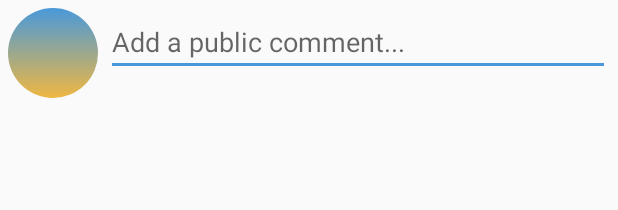
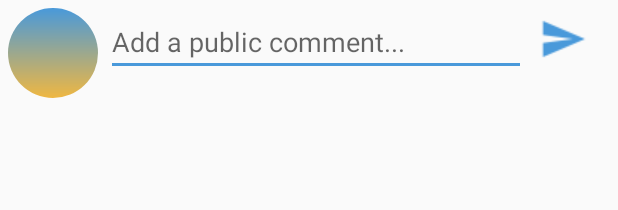
Before and after one commit to SomethingKindaWitty/FBU_Summer_Project, an Android app: the layout activity_comment.xml on its own in the app's theme, with its tools: preview values and no code run, on a phone screen of 412 x 824 dp. Shown: the top 210 px of the screen. Run offline under Robolectric (Android 15) with nearby library versions, the phone set to English and light mode, and no system bars.

Commit message:
Added send button

```diff
--- a/app/src/main/res/layout/activity_comment.xml
+++ b/app/src/main/res/layout/activity_comment.xml
@@ -17,11 +17,11 @@
 
     <EditText
         android:id="@+id/etComment"
-        android:layout_width="match_parent"
+        android:layout_width="280dp"
         android:layout_height="wrap_content"
         android:layout_alignParentTop="true"
+        android:layout_marginRight="5dp"
         android:layout_marginTop="5dp"
-        android:layout_marginRight="5dp"
         android:layout_toEndOf="@+id/tvProfileImage"
         android:ems="10"
         android:hint="Add a public comment..."
@@ -33,4 +33,16 @@
         android:layout_height="match_parent"
         android:layout_alignParentStart="true"
         android:layout_below="@+id/tvProfileImage" />
+
+    <ImageButton
+        android:id="@+id/ibSend"
+        android:layout_width="wrap_content"
+        android:layout_height="wrap_content"
+        android:layout_alignParentTop="true"
+        android:layout_marginTop="10dp"
+        android:layout_marginLeft="3dp"
+        android:layout_toEndOf="@+id/etComment"
+        android:background="@android:color/transparent"
+        android:tint="@color/sea_blue"
+        app:srcCompat="@drawable/send" />
 </RelativeLayout>
```
Also changed, not shown: app/src/main/res/drawable-v24/send.png (added).
